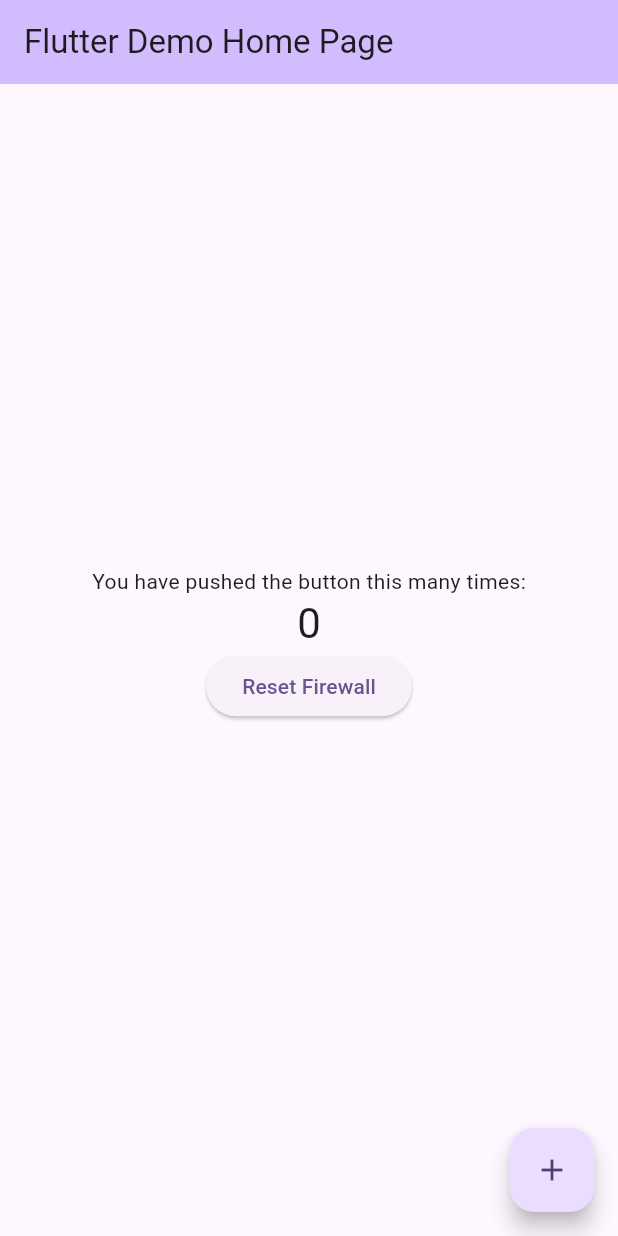
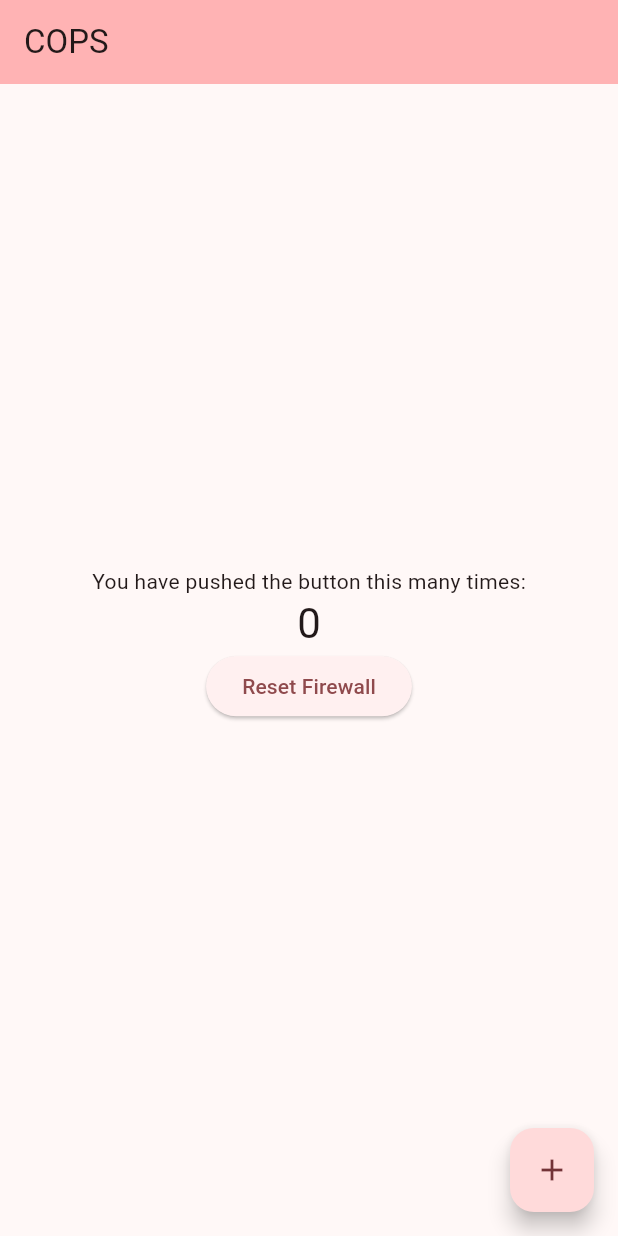
Before and after one commit to Noelithub77/COPS, a Flutter app: the screen it shows after launch, on a phone screen of 412 x 824 dp. Run offline on Flutter 3.47's test engine with Material 3 defaults, Android fonts, the phone set to English and light mode, and no system bars; missing offline and left inert: process_run.

```diff
--- a/lib/main.dart
+++ b/lib/main.dart
@@ -11,12 +11,12 @@ class MyApp extends StatelessWidget {
   @override
   Widget build(BuildContext context) {
     return MaterialApp(
-      title: 'Flutter Demo',
+      title: 'COPS',
       theme: ThemeData(
-        colorScheme: ColorScheme.fromSeed(seedColor: Colors.deepPurple),
+        colorScheme: ColorScheme.fromSeed(seedColor: const Color.fromARGB(255, 249, 55, 84)),
         useMaterial3: true,
       ),
-      home: const MyHomePage(title: 'Flutter Demo Home Page'),
+      home: const MyHomePage(title: 'COPS'),
     );
   }
 }
@@ -44,7 +44,7 @@ class _MyHomePageState extends State<MyHomePage> {
     final shell = Shell();
     try {
       var result = await shell.run('''
-        powershell -Command "Start-Process powershell -ArgumentList '-Command \\"netsh advfirewall reset\\"' -Verb runAs -Wait"
+        powershell -Command "Start-Process powershell -ArgumentList '-Command \\"netsh advfirewall show allprofiles\\"' -Verb runAs -Wait"
       ''');
       setState(() {
         _firewallResult = result.outText;
```
Also changed, not shown: image.png (added), 1 other file.
